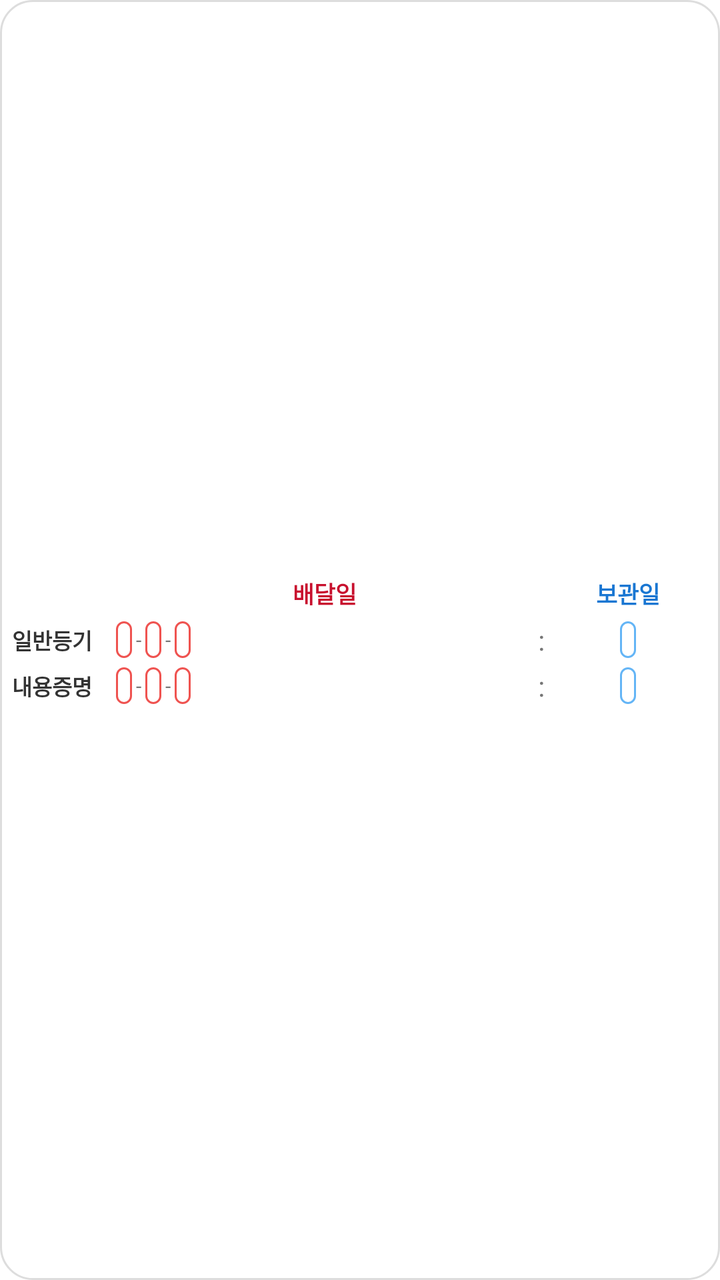
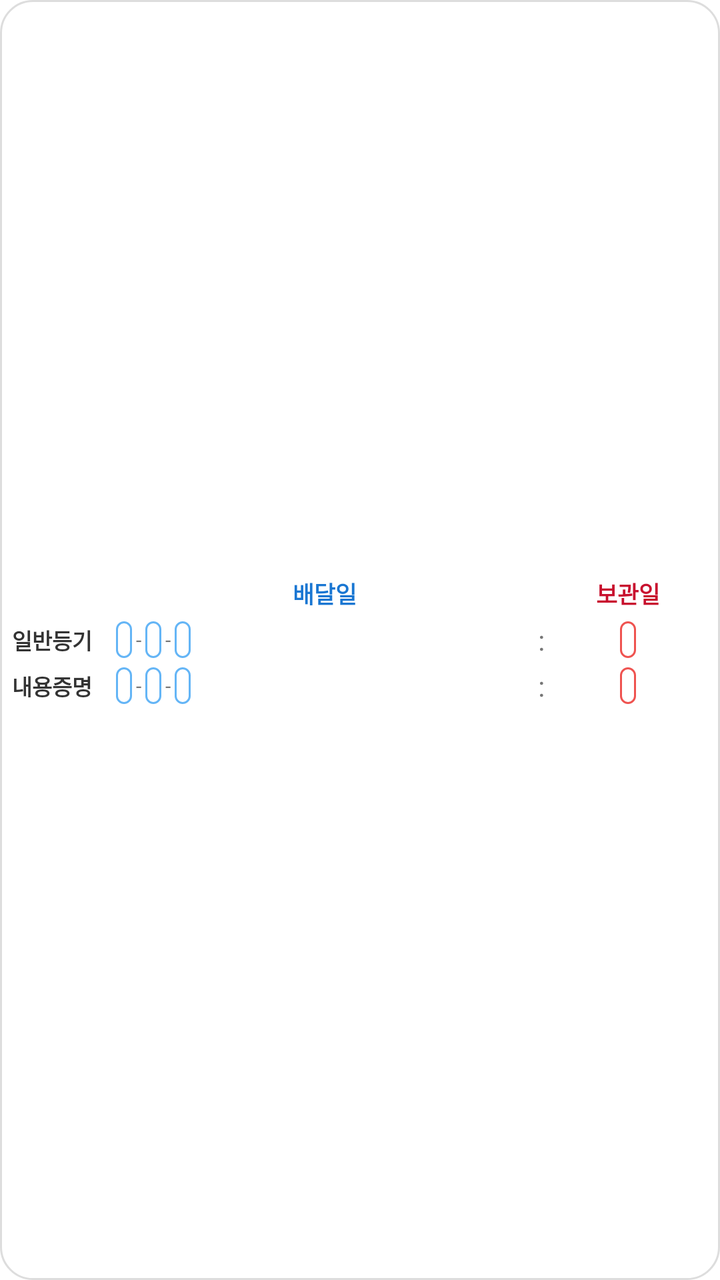

An Android layout rendered at two revisions. The XML below is the earlier revision; the diff shows what the commit changed to produce the second picture.
<!-- AndroidManifest.xml: application theme Theme.BusinessDayCalculator -->
<!-- res/layout/widget_medium.xml -->
<?xml version="1.0" encoding="utf-8"?>
<LinearLayout xmlns:android="http://schemas.android.com/apk/res/android"
    android:id="@+id/widget_root"
    android:layout_width="match_parent"
    android:layout_height="match_parent"
    android:background="@drawable/widget_bg"
    android:orientation="vertical"
    android:padding="6dp"
    android:gravity="center_vertical">

    
    <RelativeLayout
        android:layout_width="match_parent"
        android:layout_height="wrap_content"
        android:layout_marginBottom="4dp">

        <LinearLayout
            android:layout_width="match_parent"
            android:layout_height="wrap_content"
            android:orientation="horizontal"
            android:gravity="center_vertical">

            <TextView android:layout_width="52dp" android:layout_height="wrap_content" />

            <TextView
                android:layout_width="0dp"
                android:layout_height="wrap_content"
                android:layout_weight="1"
                android:text="배달일"
                android:textColor="@color/chip_green_text"
                android:textStyle="bold"
                android:textSize="11.5sp"
                android:gravity="center" />

            <TextView
                android:layout_width="wrap_content"
                android:layout_height="wrap_content"
                android:text=":"
                android:visibility="invisible"
                android:paddingLeft="2dp"
                android:paddingRight="2dp" />

            <LinearLayout
                android:layout_width="0dp"
                android:layout_height="wrap_content"
                android:layout_weight="0.38"
                android:gravity="center">

                <TextView
                    android:layout_width="wrap_content"
                    android:layout_height="wrap_content"
                    android:text="보관일"
                    android:textColor="@color/chip_blue_text"
                    android:textStyle="bold"
                    android:textSize="11.5sp" />
            </LinearLayout>
        </LinearLayout>


    </RelativeLayout>

    
    <LinearLayout
        android:layout_width="match_parent"
        android:layout_height="wrap_content"
        android:orientation="horizontal"
        android:gravity="center_vertical"
        android:layout_marginBottom="4dp">

        <TextView
            android:id="@+id/tvTitleNormal"
            android:layout_width="52dp"
            android:layout_height="wrap_content"
            android:text="일반등기"
            android:textSize="11sp"
            android:textStyle="bold"
            android:textColor="@color/text_main" />

        <LinearLayout
            android:layout_width="0dp"
            android:layout_height="wrap_content"
            android:layout_weight="1"
            android:orientation="horizontal"
            android:gravity="center_vertical|start">

            <TextView
                android:id="@+id/chipNormalDel1"
                android:layout_width="wrap_content"
                android:layout_height="wrap_content"
                android:background="@drawable/chip_green"
                android:textColor="@color/chip_green_text"
                android:textSize="10.5sp"
                android:paddingLeft="4dp"
                android:paddingRight="4dp"
                android:paddingTop="2dp"
                android:paddingBottom="2dp"
                android:singleLine="true" />

            <TextView
                android:id="@+id/dashNormalDel1"
                android:layout_width="wrap_content"
                android:layout_height="wrap_content"
                android:text="-"
                android:textColor="@color/text_secondary"
                android:paddingLeft="2dp"
                android:paddingRight="2dp"
                android:textSize="10sp" />

            <TextView
                android:id="@+id/chipNormalDel2"
                android:layout_width="wrap_content"
                android:layout_height="wrap_content"
                android:background="@drawable/chip_green"
                android:textColor="@color/chip_green_text"
                android:textSize="10.5sp"
                android:paddingLeft="4dp"
                android:paddingRight="4dp"
                android:paddingTop="2dp"
                android:paddingBottom="2dp"
                android:singleLine="true" />

            <TextView
                android:id="@+id/dashNormalDel2"
                android:layout_width="wrap_content"
                android:layout_height="wrap_content"
                android:text="-"
                android:textColor="@color/text_secondary"
                android:paddingLeft="2dp"
                android:paddingRight="2dp"
                android:textSize="10sp" />

            <TextView
                android:id="@+id/chipNormalDel3"
                android:layout_width="wrap_content"
                android:layout_height="wrap_content"
                android:background="@drawable/chip_green"
                android:textColor="@color/chip_green_text"
                android:textSize="10.5sp"
                android:paddingLeft="4dp"
                android:paddingRight="4dp"
                android:paddingTop="2dp"
                android:paddingBottom="2dp"
                android:singleLine="true" />
        </LinearLayout>

        <TextView
            android:id="@+id/colonNormal"
            android:layout_width="wrap_content"
            android:layout_height="wrap_content"
            android:text=":"
            android:textColor="@color/text_secondary"
            android:paddingLeft="2dp"
            android:paddingRight="2dp" />

        <LinearLayout
            android:layout_width="0dp"
            android:layout_height="wrap_content"
            android:layout_weight="0.38"
            android:gravity="center">

            <TextView
                android:id="@+id/chipNormalSto"
                android:layout_width="wrap_content"
                android:layout_height="wrap_content"
                android:background="@drawable/chip_blue"
                android:textColor="@color/chip_blue_text"
                android:textSize="10.5sp"
                android:paddingLeft="4dp"
                android:paddingRight="4dp"
                android:paddingTop="2dp"
                android:paddingBottom="2dp"
                android:singleLine="true" />
        </LinearLayout>
    </LinearLayout>

    
    <LinearLayout
        android:layout_width="match_parent"
        android:layout_height="wrap_content"
        android:orientation="horizontal"
        android:gravity="center_vertical">

        <TextView
            android:id="@+id/tvTitleCert"
            android:layout_width="52dp"
            android:layout_height="wrap_content"
            android:text="내용증명"
            android:textSize="11sp"
            android:textStyle="bold"
            android:textColor="@color/text_main" />

        <LinearLayout
            android:layout_width="0dp"
            android:layout_height="wrap_content"
            android:layout_weight="1"
            android:orientation="horizontal"
            android:gravity="center_vertical|start">

            <TextView
                android:id="@+id/chipCertDel1"
                android:layout_width="wrap_content"
                android:layout_height="wrap_content"
                android:background="@drawable/chip_green"
                android:textColor="@color/chip_green_text"
                android:textSize="10.5sp"
                android:paddingLeft="4dp"
                android:paddingRight="4dp"
                android:paddingTop="2dp"
                android:paddingBottom="2dp"
                android:singleLine="true" />

            <TextView
                android:id="@+id/dashCertDel1"
                android:layout_width="wrap_content"
                android:layout_height="wrap_content"
                android:text="-"
                android:textColor="@color/text_secondary"
                android:paddingLeft="2dp"
                android:paddingRight="2dp"
                android:textSize="10sp" />

            <TextView
                android:id="@+id/chipCertDel2"
                android:layout_width="wrap_content"
                android:layout_height="wrap_content"
                android:background="@drawable/chip_green"
                android:textColor="@color/chip_green_text"
                android:textSize="10.5sp"
                android:paddingLeft="4dp"
                android:paddingRight="4dp"
                android:paddingTop="2dp"
                android:paddingBottom="2dp"
                android:singleLine="true" />

            <TextView
                android:id="@+id/dashCertDel2"
                android:layout_width="wrap_content"
                android:layout_height="wrap_content"
                android:text="-"
                android:textColor="@color/text_secondary"
                android:paddingLeft="2dp"
                android:paddingRight="2dp"
                android:textSize="10sp" />

            <TextView
                android:id="@+id/chipCertDel3"
                android:layout_width="wrap_content"
                android:layout_height="wrap_content"
                android:background="@drawable/chip_green"
                android:textColor="@color/chip_green_text"
                android:textSize="10.5sp"
                android:paddingLeft="4dp"
                android:paddingRight="4dp"
                android:paddingTop="2dp"
                android:paddingBottom="2dp"
                android:singleLine="true" />
        </LinearLayout>

        <TextView
            android:id="@+id/colonCert"
            android:layout_width="wrap_content"
            android:layout_height="wrap_content"
            android:text=":"
            android:textColor="@color/text_secondary"
            android:paddingLeft="2dp"
            android:paddingRight="2dp" />

        <LinearLayout
            android:layout_width="0dp"
            android:layout_height="wrap_content"
            android:layout_weight="0.38"
            android:gravity="center">

            <TextView
                android:id="@+id/chipCertSto"
                android:layout_width="wrap_content"
                android:layout_height="wrap_content"
                android:background="@drawable/chip_blue"
                android:textColor="@color/chip_blue_text"
                android:textSize="10.5sp"
                android:paddingLeft="4dp"
                android:paddingRight="4dp"
                android:paddingTop="2dp"
                android:paddingBottom="2dp"
                android:singleLine="true" />
        </LinearLayout>
    </LinearLayout>

</LinearLayout>
<!-- resources referenced by this layout -->
<resources>
  <color name="chip_blue_text">#1976D2</color>
  <color name="chip_green_text">#C8102E</color>
  <color name="text_main">#333333</color>
  <color name="text_secondary">#777777</color>
  <!-- drawable chip_blue (drawable) -->
  <?xml version="1.0" encoding="utf-8"?>
  <shape xmlns:android="http://schemas.android.com/apk/res/android"
      android:shape="rectangle">
      <corners android:radius="6dp" />
      <stroke android:width="1dp" android:color="@color/chip_blue_border" />
      <solid android:color="@color/white" />
  </shape>
  <!-- drawable chip_green (drawable) -->
  <?xml version="1.0" encoding="utf-8"?>
  <shape xmlns:android="http://schemas.android.com/apk/res/android"
      android:shape="rectangle">
      <corners android:radius="6dp" />
      <stroke android:width="1dp" android:color="@color/chip_green_border" />
      <solid android:color="@color/white" />
  </shape>
  <!-- drawable widget_bg (drawable) -->
  <?xml version="1.0" encoding="utf-8"?>
  <shape xmlns:android="http://schemas.android.com/apk/res/android"
      android:shape="rectangle">
      <solid android:color="@color/widget_background" />
      <corners android:radius="16dp" />
      <stroke android:width="1dp" android:color="#DDDDDD" />
  </shape>
  <style name="Theme.BusinessDayCalculator" parent="Base.Theme.BusinessDayCalculator" />
  <color name="chip_blue_border">#64B5F6</color>
  <color name="white">#FFFFFFFF</color>
  <color name="chip_green_border">#EF5350</color>
  <color name="widget_background">#FFFFFF</color>
  <style name="Base.Theme.BusinessDayCalculator" parent="Theme.MaterialComponents.DayNight.NoActionBar">
          
          <item name="colorPrimary">@color/primary</item>
          <item name="colorPrimaryVariant">@color/primary_variant</item>
          <item name="colorOnPrimary">@color/white</item>
          <item name="colorSecondary">@color/secondary</item>
      </style>
  <color name="primary">#C8102E</color>
  <color name="primary_variant">#A00C24</color>
  <color name="secondary">#FFEBEE</color>
</resources>

<!-- the commit's change to res/layout/widget_medium.xml (unified diff, before → after) -->
@@ -9,55 +9,48 @@
     android:gravity="center_vertical">
 
     
-    <RelativeLayout
+    <LinearLayout
         android:layout_width="match_parent"
         android:layout_height="wrap_content"
+        android:orientation="horizontal"
+        android:gravity="center_vertical"
         android:layout_marginBottom="4dp">
 
-        <LinearLayout
-            android:layout_width="match_parent"
-            android:layout_height="wrap_content"
-            android:orientation="horizontal"
-            android:gravity="center_vertical">
-
-            <TextView android:layout_width="52dp" android:layout_height="wrap_content" />
-
-            <TextView
-                android:layout_width="0dp"
-                android:layout_height="wrap_content"
-                android:layout_weight="1"
-                android:text="배달일"
+        <TextView android:layout_width="52dp" android:layout_height="wrap_content" />
+
+        <TextView
+            android:layout_width="0dp"
+            android:layout_height="wrap_content"
+            android:layout_weight="1"
+            android:text="배달일"
+            android:textColor="@color/chip_blue_text"
+            android:textStyle="bold"
+            android:textSize="11.5sp"
+            android:gravity="center" />
+
+        <TextView
+            android:layout_width="wrap_content"
+            android:layout_height="wrap_content"
+            android:text=":"
+            android:visibility="invisible"
+            android:paddingLeft="2dp"
+            android:paddingRight="2dp" />
+
+        <LinearLayout
+            android:layout_width="0dp"
+            android:layout_height="wrap_content"
+            android:layout_weight="0.38"
+            android:gravity="center">
+
+            <TextView
+                android:layout_width="wrap_content"
+                android:layout_height="wrap_content"
+                android:text="보관일"
                 android:textColor="@color/chip_green_text"
                 android:textStyle="bold"
-                android:textSize="11.5sp"
-                android:gravity="center" />
-
-            <TextView
-                android:layout_width="wrap_content"
-                android:layout_height="wrap_content"
-                android:text=":"
-                android:visibility="invisible"
-                android:paddingLeft="2dp"
-                android:paddingRight="2dp" />
-
-            <LinearLayout
-                android:layout_width="0dp"
-                android:layout_height="wrap_content"
-                android:layout_weight="0.38"
-                android:gravity="center">
-
-                <TextView
-                    android:layout_width="wrap_content"
-                    android:layout_height="wrap_content"
-                    android:text="보관일"
-                    android:textColor="@color/chip_blue_text"
-                    android:textStyle="bold"
-                    android:textSize="11.5sp" />
-            </LinearLayout>
-        </LinearLayout>
-
-
-    </RelativeLayout>
+                android:textSize="11.5sp" />
+        </LinearLayout>
+    </LinearLayout>
 
     
     <LinearLayout
@@ -87,8 +80,8 @@
                 android:id="@+id/chipNormalDel1"
                 android:layout_width="wrap_content"
                 android:layout_height="wrap_content"
-                android:background="@drawable/chip_green"
-                android:textColor="@color/chip_green_text"
+                android:background="@drawable/chip_blue"
+                android:textColor="@color/chip_blue_text"
                 android:textSize="10.5sp"
                 android:paddingLeft="4dp"
                 android:paddingRight="4dp"
@@ -110,8 +103,8 @@
                 android:id="@+id/chipNormalDel2"
                 android:layout_width="wrap_content"
                 android:layout_height="wrap_content"
-                android:background="@drawable/chip_green"
-                android:textColor="@color/chip_green_text"
+                android:background="@drawable/chip_blue"
+                android:textColor="@color/chip_blue_text"
                 android:textSize="10.5sp"
                 android:paddingLeft="4dp"
                 android:paddingRight="4dp"
@@ -133,8 +126,8 @@
                 android:id="@+id/chipNormalDel3"
                 android:layout_width="wrap_content"
                 android:layout_height="wrap_content"
-                android:background="@drawable/chip_green"
-                android:textColor="@color/chip_green_text"
+                android:background="@drawable/chip_blue"
+                android:textColor="@color/chip_blue_text"
                 android:textSize="10.5sp"
                 android:paddingLeft="4dp"
                 android:paddingRight="4dp"
@@ -162,8 +155,8 @@
                 android:id="@+id/chipNormalSto"
                 android:layout_width="wrap_content"
                 android:layout_height="wrap_content"
-                android:background="@drawable/chip_blue"
-                android:textColor="@color/chip_blue_text"
+                android:background="@drawable/chip_green"
+                android:textColor="@color/chip_green_text"
                 android:textSize="10.5sp"
                 android:paddingLeft="4dp"
                 android:paddingRight="4dp"
@@ -200,8 +193,8 @@
                 android:id="@+id/chipCertDel1"
                 android:layout_width="wrap_content"
                 android:layout_height="wrap_content"
-                android:background="@drawable/chip_green"
-                android:textColor="@color/chip_green_text"
+                android:background="@drawable/chip_blue"
+                android:textColor="@color/chip_blue_text"
                 android:textSize="10.5sp"
                 android:paddingLeft="4dp"
                 android:paddingRight="4dp"
@@ -223,8 +216,8 @@
                 android:id="@+id/chipCertDel2"
                 android:layout_width="wrap_content"
                 android:layout_height="wrap_content"
-                android:background="@drawable/chip_green"
-                android:textColor="@color/chip_green_text"
+                android:background="@drawable/chip_blue"
+                android:textColor="@color/chip_blue_text"
                 android:textSize="10.5sp"
                 android:paddingLeft="4dp"
                 android:paddingRight="4dp"
@@ -246,8 +239,8 @@
                 android:id="@+id/chipCertDel3"
                 android:layout_width="wrap_content"
                 android:layout_height="wrap_content"
-                android:background="@drawable/chip_green"
-                android:textColor="@color/chip_green_text"
+                android:background="@drawable/chip_blue"
+                android:textColor="@color/chip_blue_text"
                 android:textSize="10.5sp"
                 android:paddingLeft="4dp"
                 android:paddingRight="4dp"
@@ -275,8 +268,8 @@
                 android:id="@+id/chipCertSto"
                 android:layout_width="wrap_content"
                 android:layout_height="wrap_content"
-                android:background="@drawable/chip_blue"
-                android:textColor="@color/chip_blue_text"
+                android:background="@drawable/chip_green"
+                android:textColor="@color/chip_green_text"
                 android:textSize="10.5sp"
                 android:paddingLeft="4dp"
                 android:paddingRight="4dp"
